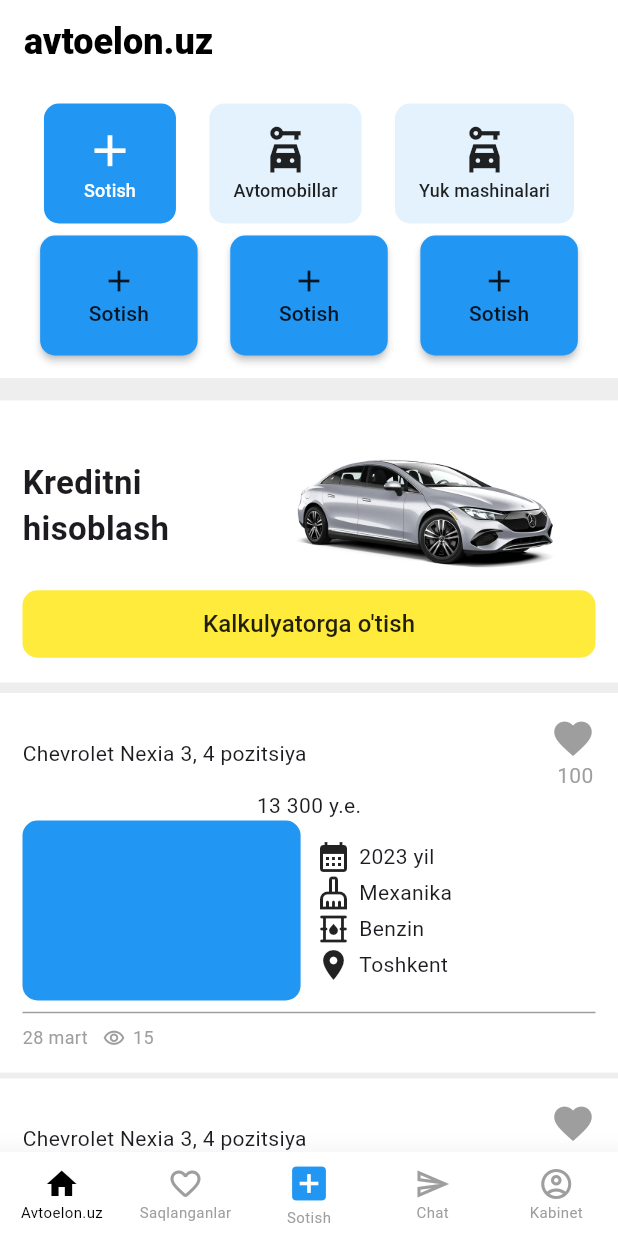
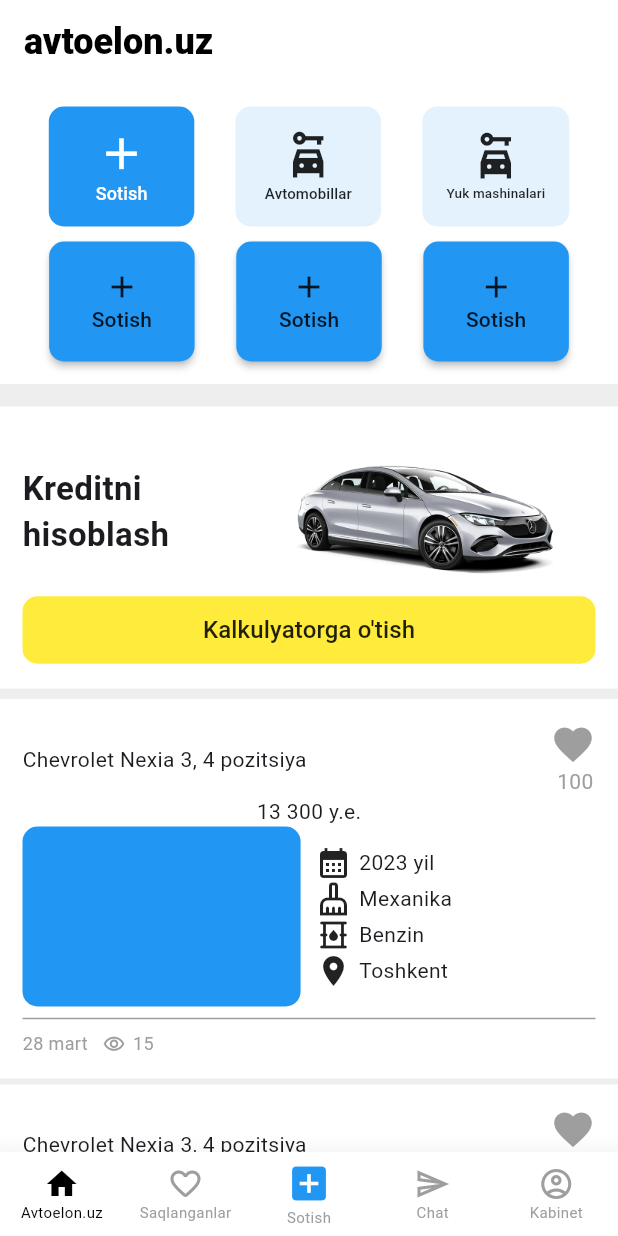
Before and after one commit to abulbanat/avto_elon, a Flutter app: the screen it shows after launch, after a tap on "Sotish", on a phone screen of 412 x 824 dp. Run offline on Flutter 3.47's test engine with Material 3 defaults, Android fonts, the phone set to English and light mode, and no system bars; drawn by our look-alikes of like_button; our stand-ins replace go_router.

Commit message:
bags fixed

```diff
--- a/lib/common/router/app_router.dart
+++ b/lib/common/router/app_router.dart
@@ -1,3 +1,4 @@
+
 
 import 'package:avto_elon/common/router/route_name.dart';
 import 'package:avto_elon/features/add_ad/add_ad_page.dart';
@@ -12,10 +13,19 @@
 import 'package:flutter/material.dart';
 import 'package:go_router/go_router.dart';
 
-class AppRouter {
-  static final GoRouter goRouter =GoRouter(
+class AppRouter{
+
+  static final GoRouter goRouter = GoRouter(
       initialLocation: AppRouteName.homePage,
+      debugLogDiagnostics: true,
       routes: [
+        GoRoute(
+            path: AppRouteName.adPage,
+            name: "AdPage",
+            builder: (BuildContext context, GoRouterState state){
+              return AddAdPage();
+            }
+        ),
         ShellRoute(
             builder: (_,__, child){
               return BottomBarHome
@@ -36,14 +46,6 @@
                 name: "FavouritePage",
                 builder: (BuildContext context, GoRouterState state){
                     return FavouritePage();
-                }
-              ),
-
-              GoRoute(
-                  path: AppRouteName.adPage,
-                  name: "AdPage",
-                builder: (BuildContext context, GoRouterState state){
-                    return AddAdPage();
                 }
               ),
 
@@ -87,6 +89,7 @@
               ),
             ]
         )
-      ]
+        ]
+
   );
 }
--- a/lib/features/add_ad/add_ad_page.dart
+++ b/lib/features/add_ad/add_ad_page.dart
@@ -1,3 +1,4 @@
+import 'package:avto_elon/common/router/route_name.dart';
 import 'package:flutter/material.dart';
 import 'package:go_router/go_router.dart';
 
--- a/lib/features/home/bottom_bar_home.dart
+++ b/lib/features/home/bottom_bar_home.dart
@@ -14,8 +14,8 @@
 
 class _BottomBarHomeState extends State<BottomBarHome> {
 
-  int currentIndex = 0;
-  PageController controller = PageController();
+  int selectedIndex = 0;
+   PageController controller = PageController();
 
   @override
   Widget build(BuildContext context) {
@@ -26,7 +26,7 @@
         unselectedFontSize: 10,
         selectedFontSize: 10,
         type: BottomNavigationBarType.fixed,
-        currentIndex: currentIndex,
+        currentIndex: selectedIndex,
         selectedLabelStyle: const TextStyle(color: Colors.black),
         unselectedLabelStyle: const TextStyle(color: Colors.grey),
         unselectedItemColor: Colors.grey,
@@ -34,18 +34,16 @@
         backgroundColor: const Color.fromRGBO(255, 255, 255, 1.0),
         onTap: (index){
           setState(() {
-          currentIndex = index;
+            selectedIndex = index;
           });
-
           if(index == 1){
             context.go(AppRouteName.favouritePage);
           }
           else if(index == 2){
-            context.go(AppRouteName.adPage);
+            context.push(AppRouteName.adPage);
           }
           else if(index == 3){
             context.go(AppRouteName.chatPage);
-            setState(() {});
           }
          else if(index == 4){
             context.go(AppRouteName.cabinetPage);
--- a/lib/features/home/home_page.dart
+++ b/lib/features/home/home_page.dart
@@ -24,7 +24,6 @@
       body: SingleChildScrollView(
 
         child: Column(
-
           children: [
             Container(
               color: Colors.white,
@@ -36,10 +35,11 @@
                     mainAxisAlignment: MainAxisAlignment.spaceEvenly,
                     children: [
                       Padding(
-                        padding: const EdgeInsets.all(3.0),
+                        padding: const EdgeInsets.all(5.0),
                         child: MaterialButton(
                           elevation: 0,
                           height: 80,
+                          minWidth: 97,
                           onPressed: (){},
                           shape: OutlineInputBorder(
                             borderRadius: BorderRadius.circular(10),
@@ -58,10 +58,11 @@
                         ),
                       ),
                       Padding(
-                        padding: const EdgeInsets.all(3.0),
+                        padding: const EdgeInsets.all(5.0),
                         child: MaterialButton(
                           elevation: 0,
                           height: 80,
+                          minWidth: 97,
                           onPressed: (){},
                           shape: OutlineInputBorder(
                               borderRadius: BorderRadius.circular(10),
@@ -72,18 +73,18 @@
                             children: [
                               Icon(Icons.car_rental_sharp, size: 35,),
                               Text("Avtomobillar",style: TextStyle(
-                                fontSize: 12
+                                fontSize: 10
                               ),)
                             ],
                           ),
                         ),
                       ),
                       Padding(
-                        padding: const EdgeInsets.all(3.0),
+                        padding: const EdgeInsets.all(5.0),
                         child: MaterialButton(
                           elevation: 0,
                           height: 80,
-
+                          minWidth: 95,
                           onPressed: (){},
                           shape: OutlineInputBorder(
                               borderRadius: BorderRadius.circular(10),
@@ -94,7 +95,7 @@
                             children: [
                               Icon(Icons.car_rental_sharp, size: 35,),
                               Text("Yuk mashinalari",style: TextStyle(
-                                  fontSize: 12
+                                  fontSize: 9
                               ),)
                             ],
                           ),
@@ -110,7 +111,7 @@
                         padding: const EdgeInsets.all(5.0),
                         child: MaterialButton(
                           height: 80,
-                          minWidth: 105,
+                          minWidth: 97,
                           onPressed: (){
 
                           },
@@ -131,7 +132,7 @@
                         padding: const EdgeInsets.all(5.0),
                         child: MaterialButton(
                           height: 80,
-                          minWidth: 105,
+                          minWidth: 97,
                           onPressed: (){},
                           shape: OutlineInputBorder(
                               borderRadius: BorderRadius.circular(10),
@@ -150,7 +151,7 @@
                         padding: const EdgeInsets.all(5.0),
                         child: MaterialButton(
                           height: 80,
-                          minWidth: 105,
+                          minWidth: 97,
                           onPressed: (){},
                           shape: OutlineInputBorder(
                               borderRadius: BorderRadius.circular(10),
```
